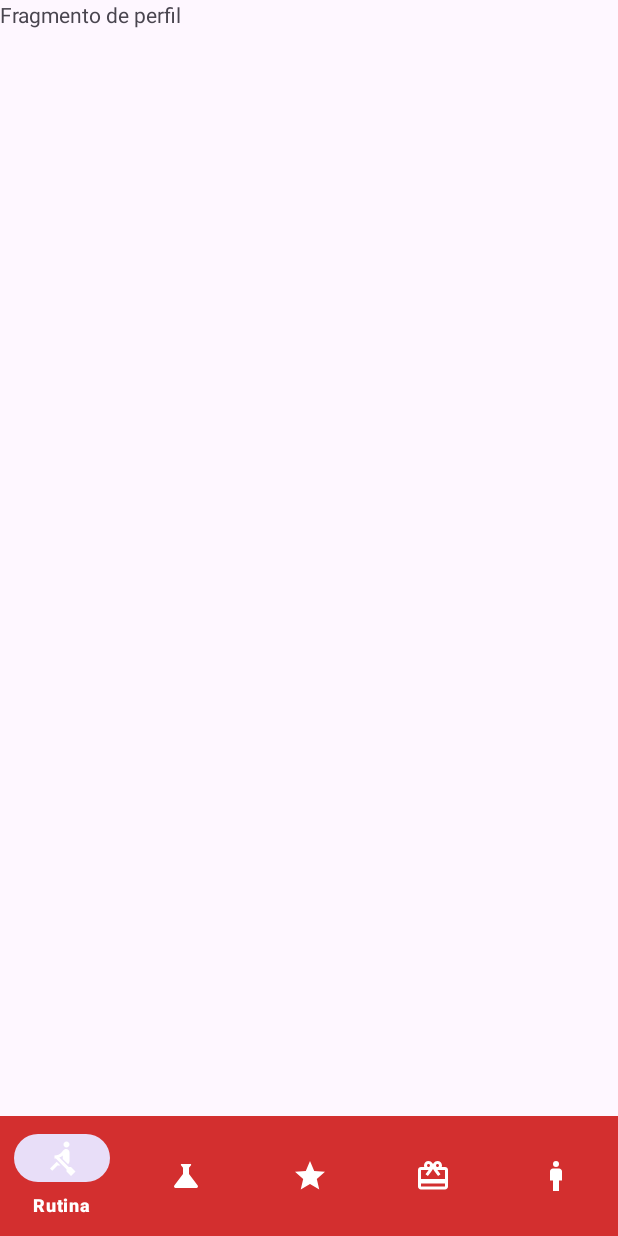
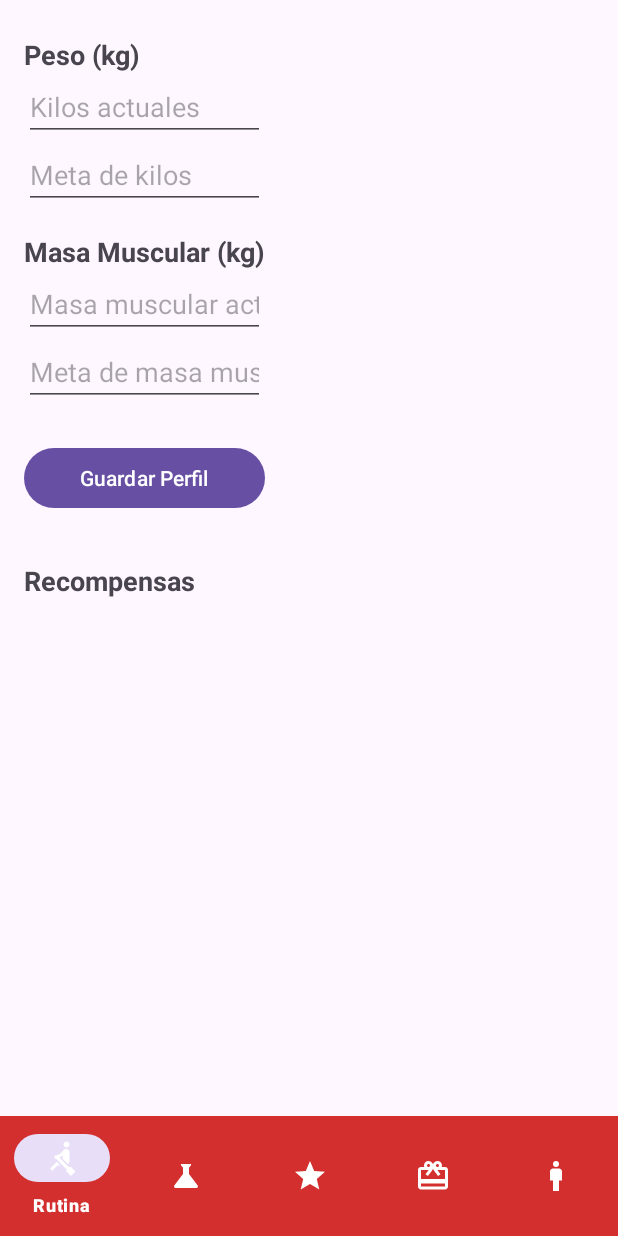
Before and after one commit to Vinochet11/GymAppNota3, an Android app built with Jetpack Compose: the fragment PerfilFragment placed in its activity, on a phone screen of 412 x 824 dp. Run offline under Robolectric (Android 15) with nearby library versions, the phone set to English and light mode, and no system bars; our stand-ins replace Firebase (no records; nobody signed in at launch, a user with empty details on screens opened directly).

Commit message:
ultima actualizacion 1.2 perf

```diff
--- a/app/src/main/java/com/example/jose_leon/Nueva_aplicacion/fragments/PerfilFragment.kt
+++ b/app/src/main/java/com/example/jose_leon/Nueva_aplicacion/fragments/PerfilFragment.kt
@@ -1,60 +1,110 @@
 package com.example.jose_leon.Nueva_aplicacion.fragments
 
 import android.os.Bundle
-import androidx.fragment.app.Fragment
+import android.util.Log
 import android.view.LayoutInflater
 import android.view.View
 import android.view.ViewGroup
+import android.widget.Button
+import android.widget.EditText
+import android.widget.Toast
+import androidx.fragment.app.Fragment
+import com.example.jose_leon.Nueva_aplicacion.models.UserProfile
 import com.example.jose_leon.R
+import com.google.firebase.firestore.FirebaseFirestore
 
-// TODO: Rename parameter arguments, choose names that match
-// the fragment initialization parameters, e.g. ARG_ITEM_NUMBER
-private const val ARG_PARAM1 = "param1"
-private const val ARG_PARAM2 = "param2"
+class PerfilFragment : Fragment() {
 
-/**
- * A simple [Fragment] subclass.
- * Use the [PerfilFragment.newInstance] factory method to
- * create an instance of this fragment.
- */
-class PerfilFragment : Fragment() {
-    // TODO: Rename and change types of parameters
-    private var param1: String? = null
-    private var param2: String? = null
+    private lateinit var editPesoActual: EditText
+    private lateinit var editPesoMeta: EditText
+    private lateinit var editMasaMuscularActual: EditText
+    private lateinit var editMasaMuscularMeta: EditText
+    private lateinit var btnGuardarPerfil: Button
 
-    override fun onCreate(savedInstanceState: Bundle?) {
-        super.onCreate(savedInstanceState)
-        arguments?.let {
-            param1 = it.getString(ARG_PARAM1)
-            param2 = it.getString(ARG_PARAM2)
+
+    private val db = FirebaseFirestore.getInstance()
+
+
+    private val perfilDocId = "perfil_usuario"
+    override fun onCreateView(
+        inflater: LayoutInflater, container: ViewGroup?,
+        savedInstanceState: Bundle?,
+    ): View? {
+        // Inflate the layout for this fragment
+        val view = inflater.inflate(R.layout.fragment_perfil, container, false)
+
+        // Inicializar vistas
+        editPesoActual = view.findViewById(R.id.editPesoActual)
+        editPesoMeta = view.findViewById(R.id.editPesoMeta)
+        editMasaMuscularActual = view.findViewById(R.id.editMasaMuscularActual)
+        editMasaMuscularMeta = view.findViewById(R.id.editMasaMuscularMeta)
+        btnGuardarPerfil = view.findViewById(R.id.btnGuardarPerfil)
+
+        // Cargar datos existentes del perfil
+        cargarPerfil()
+
+        // Configurar el botón para guardar perfil
+        btnGuardarPerfil.setOnClickListener {
+            guardarPerfil()
         }
+
+        return view
     }
 
-    override fun onCreateView(
-        inflater: LayoutInflater, container: ViewGroup?,
-        savedInstanceState: Bundle?
-    ): View? {
-        // Inflate the layout for this fragment
-        return inflater.inflate(R.layout.fragment_perfil, container, false)
+
+    private fun cargarPerfil() {
+        db.collection("perfiles")
+            .document(perfilDocId)
+            .get()
+            .addOnSuccessListener { document ->
+                if (document.exists()) {
+                    val perfil = document.toObject(UserProfile::class.java)
+                    perfil?.let {
+                        editPesoActual.setText(it.kilosActuales.toString())
+                        editPesoMeta.setText(it.MetaKilos.toString())
+                        editMasaMuscularActual.setText(it.MasaMuscular.toString())
+                        editMasaMuscularMeta.setText(it.MetaMasaMuscular.toString())
+                    }
+                } else {
+                    Log.d("PerfilFragment", "No se encontró el perfil del usuario.")
+                }
+            }
+            .addOnFailureListener { exception ->
+                Log.e("PerfilFragment", "Error al obtener el perfil: ", exception)
+                Toast.makeText(requireContext(), "Error al cargar perfil.", Toast.LENGTH_SHORT).show()
+            }
     }
 
-    companion object {
-        /**
-         * Use this factory method to create a new instance of
-         * this fragment using the provided parameters.
-         *
-         * @param param1 Parameter 1.
-         * @param param2 Parameter 2.
-         * @return A new instance of fragment PerfilFragment.
-         */
-        // TODO: Rename and change types and number of parameters
-        @JvmStatic
-        fun newInstance(param1: String, param2: String) =
-            PerfilFragment().apply {
-                arguments = Bundle().apply {
-                    putString(ARG_PARAM1, param1)
-                    putString(ARG_PARAM2, param2)
-                }
+
+    private fun guardarPerfil() {
+        val pesoActual = editPesoActual.text.toString().toDoubleOrNull()
+        val pesoMeta = editPesoMeta.text.toString().toDoubleOrNull()
+        val masaMuscularActual = editMasaMuscularActual.text.toString().toDoubleOrNull()
+        val masaMuscularMeta = editMasaMuscularMeta.text.toString().toDoubleOrNull()
+
+        if (pesoActual == null || pesoMeta == null || masaMuscularActual == null || masaMuscularMeta == null) {
+            Toast.makeText(requireContext(), "Por favor, completa todos los campos correctamente.", Toast.LENGTH_SHORT).show()
+            return
+        }
+
+        val perfil = UserProfile(
+            id = perfilDocId,
+            kilosActuales  = pesoActual,
+            MetaKilos = pesoMeta,
+            MasaMuscular = masaMuscularActual,
+            MetaMasaMuscular = masaMuscularMeta
+        )
+
+        db.collection("perfiles")
+            .document(perfilDocId)
+            .set(perfil)
+            .addOnSuccessListener {
+                Log.d("PerfilFragment", "Perfil guardado exitosamente.")
+                Toast.makeText(requireContext(), "Perfil guardado.", Toast.LENGTH_SHORT).show()
+            }
+            .addOnFailureListener { e ->
+                Log.e("PerfilFragment", "Error al guardar el perfil: ", e)
+                Toast.makeText(requireContext(), "Error al guardar el perfil.", Toast.LENGTH_SHORT).show()
             }
     }
 }
--- a/app/src/main/res/layout/fragment_perfil.xml
+++ b/app/src/main/res/layout/fragment_perfil.xml
@@ -1,17 +1,84 @@
 <?xml version="1.0" encoding="utf-8"?>
-<FrameLayout xmlns:android="http://schemas.android.com/apk/res/android"
+<ScrollView xmlns:android="http://schemas.android.com/apk/res/android"
     xmlns:tools="http://schemas.android.com/tools"
+    android:id="@+id/scrollViewPerfil"
     android:layout_width="match_parent"
     android:layout_height="match_parent"
+    android:padding="16dp"
     tools:context=".Nueva_aplicacion.fragments.PerfilFragment">
 
-    <RelativeLayout
+    <LinearLayout
         android:layout_width="match_parent"
-        android:layout_height="match_parent">
-    <TextView
-        android:layout_width="match_parent"
-        android:layout_height="match_parent"
-        android:text="Fragmento de perfil" />
-    </RelativeLayout>
+        android:layout_height="wrap_content"
+        android:orientation="vertical">
 
-</FrameLayout>
+        <!-- Sección de Peso -->
+        <TextView
+            android:id="@+id/textPeso"
+            android:layout_width="wrap_content"
+            android:layout_height="wrap_content"
+            android:text="Peso (kg)"
+            android:textSize="18sp"
+            android:textStyle="bold"
+            android:layout_marginTop="8dp" />
+
+        <EditText
+            android:id="@+id/editPesoActual"
+            android:layout_width="match_parent"
+            android:layout_height="wrap_content"
+            android:hint="Kilos actuales"
+            android:inputType="numberDecimal" />
+
+        <EditText
+            android:id="@+id/editPesoMeta"
+            android:layout_width="match_parent"
+            android:layout_height="wrap_content"
+            android:hint="Meta de kilos"
+            android:inputType="numberDecimal" />
+
+        <!-- Sección de Masa Muscular -->
+        <TextView
+            android:id="@+id/textMasaMuscular"
+            android:layout_width="wrap_content"
+            android:layout_height="wrap_content"
+            android:text="Masa Muscular (kg)"
+            android:textSize="18sp"
+            android:textStyle="bold"
+            android:layout_marginTop="16dp" />
+
+        <EditText
+            android:id="@+id/editMasaMuscularActual"
+            android:layout_width="match_parent"
+            android:layout_height="wrap_content"
+            android:hint="Masa muscular actual"
+            android:inputType="numberDecimal" />
+
+        <EditText
+            android:id="@+id/editMasaMuscularMeta"
+            android:layout_width="match_parent"
+            android:layout_height="wrap_content"
+            android:hint="Meta de masa muscular"
+            android:inputType="numberDecimal" />
+
+        <!-- Botón para Guardar -->
+        <Button
+            android:id="@+id/btnGuardarPerfil"
+            android:layout_width="match_parent"
+            android:layout_height="wrap_content"
+            android:text="Guardar Perfil"
+            android:layout_marginTop="24dp" />
+
+        <!-- Espacio para futuras recompensas -->
+        <TextView
+            android:id="@+id/textRecompensas"
+            android:layout_width="wrap_content"
+            android:layout_height="wrap_content"
+            android:text="Recompensas"
+            android:textSize="18sp"
+            android:textStyle="bold"
+            android:layout_marginTop="32dp" />
+
+        <!-- Aquí se agregará la sección de recompensas en el futuro -->
+
+    </LinearLayout>
+</ScrollView>
```
Also changed, not shown: app/src/main/java/com/example/jose_leon/Nueva_aplicacion/models/UserProfile.kt (added, +9 -0 lines).
